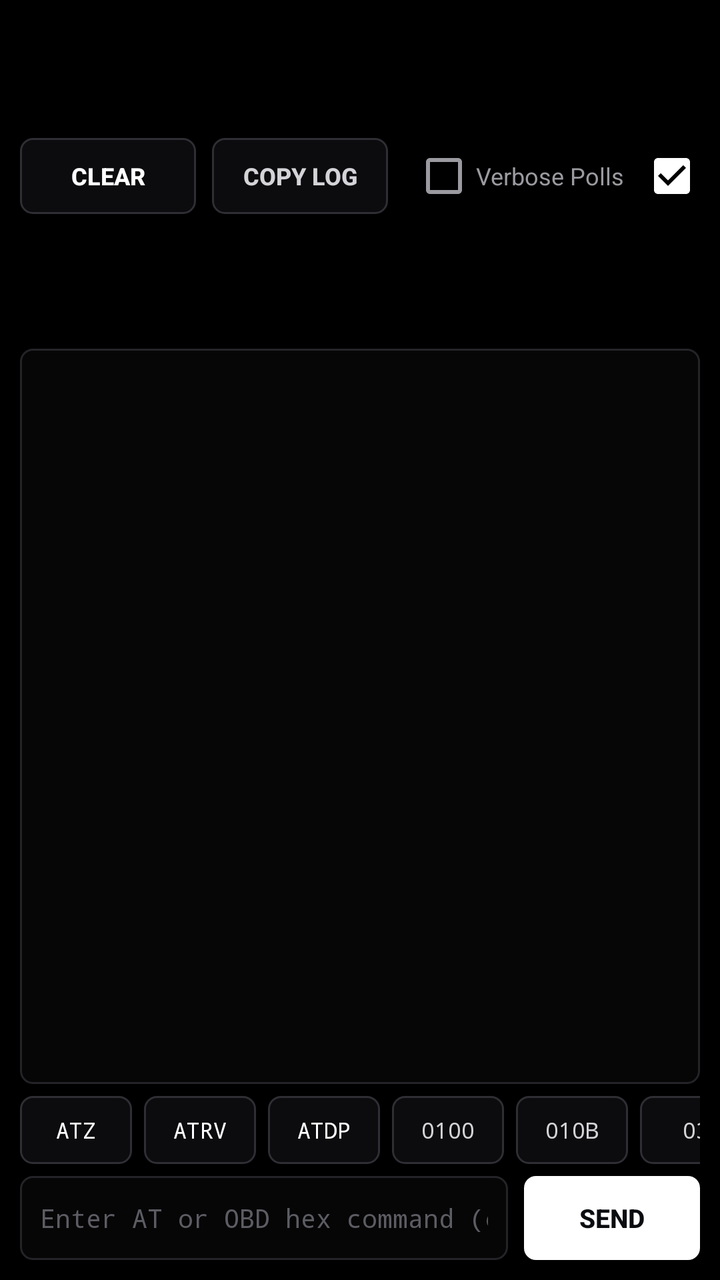
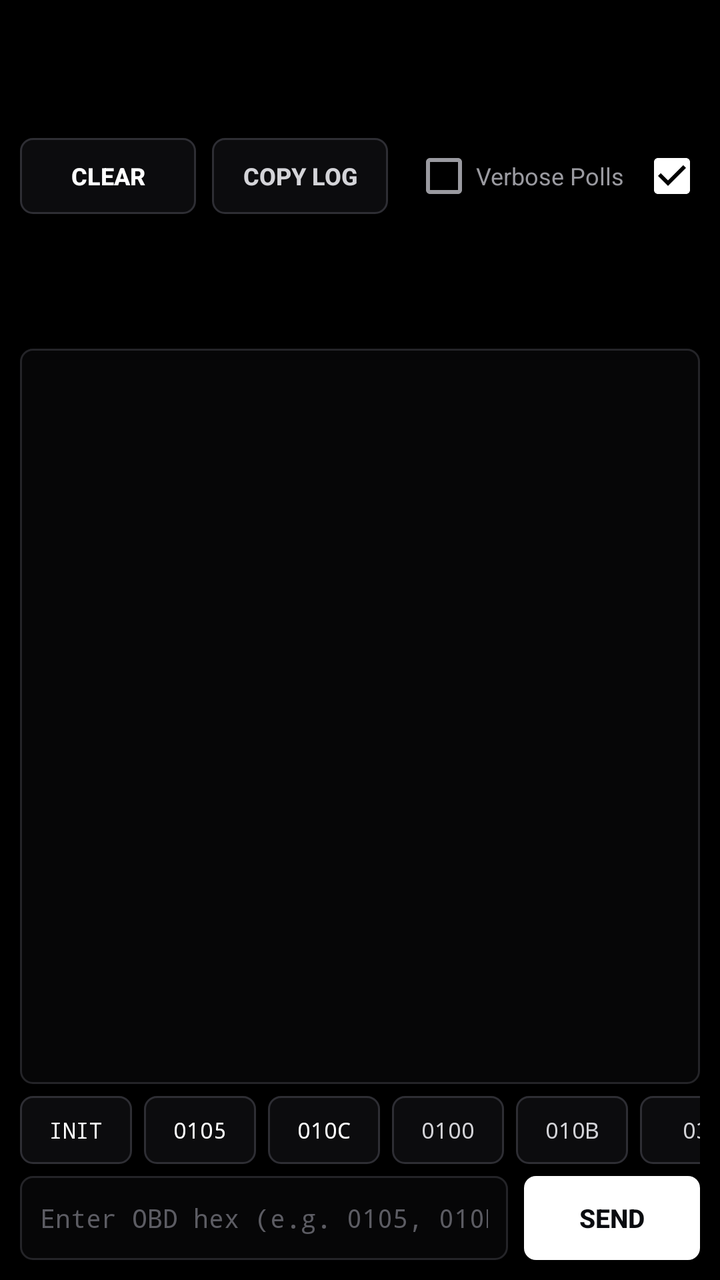

Screens rendered from an Android XML layout before and after an edit, with the pre-edit source and the edit as a unified diff.
<!-- AndroidManifest.xml: application theme Theme.CL600Obd -->
<!-- res/layout/view_log.xml -->
<?xml version="1.0" encoding="utf-8"?>
<LinearLayout xmlns:android="http://schemas.android.com/apk/res/android"
    android:layout_width="match_parent"
    android:layout_height="match_parent"
    android:background="@color/bg_root"
    android:orientation="vertical"
    android:padding="10dp">

    
    <LinearLayout
        android:layout_width="match_parent"
        android:layout_height="wrap_content"
        android:gravity="center_vertical"
        android:orientation="horizontal">

        <Button
            android:id="@+id/btnClearLog"
            android:layout_width="wrap_content"
            android:layout_height="38dp"
            android:background="@drawable/bg_btn_secondary"
            android:paddingLeft="12dp"
            android:paddingRight="12dp"
            android:text="CLEAR"
            android:textColor="@color/text_primary"
            android:textSize="12sp"
            android:textStyle="bold" />

        <Button
            android:id="@+id/btnCopyLog"
            android:layout_width="wrap_content"
            android:layout_height="38dp"
            android:layout_marginStart="8dp"
            android:background="@drawable/bg_btn_secondary"
            android:paddingLeft="12dp"
            android:paddingRight="12dp"
            android:text="COPY LOG"
            android:textColor="@color/accent_cyan"
            android:textSize="12sp"
            android:textStyle="bold" />

        <CheckBox
            android:id="@+id/cbVerbosePoll"
            android:layout_width="wrap_content"
            android:layout_height="wrap_content"
            android:layout_marginStart="12dp"
            android:text="Verbose Polls"
            android:textColor="@color/text_secondary"
            android:textSize="12sp" />

        <CheckBox
            android:id="@+id/cbAutoScroll"
            android:layout_width="wrap_content"
            android:layout_height="wrap_content"
            android:layout_marginStart="8dp"
            android:checked="true"
            android:text="Auto-scroll"
            android:textColor="@color/text_secondary"
            android:textSize="12sp" />
    </LinearLayout>

    
    <ScrollView
        android:id="@+id/svLog"
        android:layout_width="match_parent"
        android:layout_height="0dp"
        android:layout_marginTop="8dp"
        android:layout_weight="1"
        android:background="@drawable/bg_input_box"
        android:padding="8dp">

        <TextView
            android:id="@+id/tvLogOutput"
            android:layout_width="match_parent"
            android:layout_height="wrap_content"
            android:textColor="@color/text_primary"
            android:textIsSelectable="true"
            android:textSize="12sp"
            android:typeface="monospace" />
    </ScrollView>

    
    <HorizontalScrollView
        android:layout_width="match_parent"
        android:layout_height="wrap_content"
        android:layout_marginTop="6dp"
        android:scrollbars="none">

        <LinearLayout
            android:layout_width="wrap_content"
            android:layout_height="wrap_content"
            android:orientation="horizontal">

            <Button
                android:id="@+id/btnCmdAtz"
                android:layout_width="wrap_content"
                android:layout_height="34dp"
                android:layout_marginEnd="6dp"
                android:background="@drawable/bg_btn_secondary"
                android:minWidth="56dp"
                android:paddingLeft="10dp"
                android:paddingRight="10dp"
                android:text="ATZ"
                android:textColor="@color/accent_amber"
                android:textSize="11sp"
                android:typeface="monospace" />

            <Button
                android:id="@+id/btnCmdAtrv"
                android:layout_width="wrap_content"
                android:layout_height="34dp"
                android:layout_marginEnd="6dp"
                android:background="@drawable/bg_btn_secondary"
                android:minWidth="56dp"
                android:paddingLeft="10dp"
                android:paddingRight="10dp"
                android:text="ATRV"
                android:textColor="@color/accent_amber"
                android:textSize="11sp"
                android:typeface="monospace" />

            <Button
                android:id="@+id/btnCmdAtdp"
                android:layout_width="wrap_content"
                android:layout_height="34dp"
                android:layout_marginEnd="6dp"
                android:background="@drawable/bg_btn_secondary"
                android:minWidth="56dp"
                android:paddingLeft="10dp"
                android:paddingRight="10dp"
                android:text="ATDP"
                android:textColor="@color/accent_amber"
                android:textSize="11sp"
                android:typeface="monospace" />

            <Button
                android:id="@+id/btnCmd0100"
                android:layout_width="wrap_content"
                android:layout_height="34dp"
                android:layout_marginEnd="6dp"
                android:background="@drawable/bg_btn_secondary"
                android:minWidth="56dp"
                android:paddingLeft="10dp"
                android:paddingRight="10dp"
                android:text="0100"
                android:textColor="@color/accent_cyan"
                android:textSize="11sp"
                android:typeface="monospace" />

            <Button
                android:id="@+id/btnCmd010b"
                android:layout_width="wrap_content"
                android:layout_height="34dp"
                android:layout_marginEnd="6dp"
                android:background="@drawable/bg_btn_secondary"
                android:minWidth="56dp"
                android:paddingLeft="10dp"
                android:paddingRight="10dp"
                android:text="010B"
                android:textColor="@color/accent_cyan"
                android:textSize="11sp"
                android:typeface="monospace" />

            <Button
                android:id="@+id/btnCmd03"
                android:layout_width="wrap_content"
                android:layout_height="34dp"
                android:background="@drawable/bg_btn_secondary"
                android:minWidth="56dp"
                android:paddingLeft="10dp"
                android:paddingRight="10dp"
                android:text="03"
                android:textColor="@color/accent_cyan"
                android:textSize="11sp"
                android:typeface="monospace" />
        </LinearLayout>
    </HorizontalScrollView>

    
    <LinearLayout
        android:layout_width="match_parent"
        android:layout_height="wrap_content"
        android:layout_marginTop="6dp"
        android:gravity="center_vertical"
        android:orientation="horizontal">

        <EditText
            android:id="@+id/etRawCmd"
            android:layout_width="0dp"
            android:layout_height="42dp"
            android:layout_weight="1"
            android:background="@drawable/bg_input_box"
            android:hint="Enter AT or OBD hex command (e.g. ATDP, 010C)"
            android:imeOptions="actionSend"
            android:inputType="textCapCharacters"
            android:paddingLeft="10dp"
            android:paddingRight="10dp"
            android:singleLine="true"
            android:textColor="@color/text_primary"
            android:textColorHint="@color/text_muted"
            android:textSize="13sp"
            android:typeface="monospace" />

        <Button
            android:id="@+id/btnSendCmd"
            android:layout_width="wrap_content"
            android:layout_height="42dp"
            android:layout_marginStart="8dp"
            android:background="@drawable/bg_btn_primary"
            android:paddingLeft="16dp"
            android:paddingRight="16dp"
            android:text="SEND"
            android:textColor="#0A0C10"
            android:textSize="13sp"
            android:textStyle="bold" />
    </LinearLayout>

</LinearLayout>
<!-- resources referenced by this layout -->
<resources>
  <color name="accent_amber">#FFFFFF</color>
  <color name="accent_cyan">#D4D4D8</color>
  <color name="bg_root">#000000</color>
  <color name="text_muted">#5C5C63</color>
  <color name="text_primary">#FFFFFF</color>
  <color name="text_secondary">#9A9AA0</color>
  <!-- drawable bg_btn_primary (drawable) -->
  <?xml version="1.0" encoding="utf-8"?>
  <selector xmlns:android="http://schemas.android.com/apk/res/android">
      <item android:state_enabled="false">
          <shape android:shape="rectangle">
              <solid android:color="#27272A" />
              <corners android:radius="6dp" />
          </shape>
      </item>
      <item android:state_pressed="true">
          <shape android:shape="rectangle">
              <solid android:color="#D4D4D8" />
              <corners android:radius="6dp" />
          </shape>
      </item>
      <item>
          <shape android:shape="rectangle">
              <solid android:color="#FFFFFF" />
              <corners android:radius="6dp" />
          </shape>
      </item>
  </selector>
  <!-- drawable bg_btn_secondary (drawable) -->
  <?xml version="1.0" encoding="utf-8"?>
  <selector xmlns:android="http://schemas.android.com/apk/res/android">
      <item android:state_enabled="false">
          <shape android:shape="rectangle">
              <solid android:color="#09090B" />
              <stroke android:width="1dp" android:color="#1A1A1D" />
              <corners android:radius="6dp" />
          </shape>
      </item>
      <item android:state_pressed="true">
          <shape android:shape="rectangle">
              <solid android:color="#18181B" />
              <stroke android:width="1dp" android:color="#FFFFFF" />
              <corners android:radius="6dp" />
          </shape>
      </item>
      <item>
          <shape android:shape="rectangle">
              <solid android:color="#0C0C0E" />
              <stroke android:width="1dp" android:color="#2E2E34" />
              <corners android:radius="6dp" />
          </shape>
      </item>
  </selector>
  <!-- drawable bg_input_box (drawable) -->
  <?xml version="1.0" encoding="utf-8"?>
  <shape xmlns:android="http://schemas.android.com/apk/res/android" android:shape="rectangle">
      <solid android:color="@color/bg_input" />
      <stroke android:width="1dp" android:color="#242428" />
      <corners android:radius="6dp" />
  </shape>
  <style name="Theme.CL600Obd" parent="Theme.AppCompat.NoActionBar">
          <item name="colorPrimary">@color/bg_topbar</item>
          <item name="colorPrimaryDark">@color/bg_root</item>
          <item name="colorAccent">@color/accent_amber</item>
          <item name="android:windowBackground">@color/bg_root</item>
          <item name="android:textColorPrimary">@color/text_primary</item>
          <item name="android:textColorSecondary">@color/text_secondary</item>
      </style>
  <color name="bg_input">#060607</color>
  <color name="bg_topbar">#050506</color>
</resources>

<!-- the commit's change to res/layout/view_log.xml (unified diff, before → after) -->
@@ -99,7 +99,7 @@
                 android:minWidth="56dp"
                 android:paddingLeft="10dp"
                 android:paddingRight="10dp"
-                android:text="ATZ"
+                android:text="INIT"
                 android:textColor="@color/accent_amber"
                 android:textSize="11sp"
                 android:typeface="monospace" />
@@ -113,7 +113,7 @@
                 android:minWidth="56dp"
                 android:paddingLeft="10dp"
                 android:paddingRight="10dp"
-                android:text="ATRV"
+                android:text="0105"
                 android:textColor="@color/accent_amber"
                 android:textSize="11sp"
                 android:typeface="monospace" />
@@ -127,7 +127,7 @@
                 android:minWidth="56dp"
                 android:paddingLeft="10dp"
                 android:paddingRight="10dp"
-                android:text="ATDP"
+                android:text="010C"
                 android:textColor="@color/accent_amber"
                 android:textSize="11sp"
                 android:typeface="monospace" />
@@ -189,7 +189,7 @@
             android:layout_height="42dp"
             android:layout_weight="1"
             android:background="@drawable/bg_input_box"
-            android:hint="Enter AT or OBD hex command (e.g. ATDP, 010C)"
+            android:hint="Enter OBD hex (e.g. 0105, 010B, 010C, 03, INIT)"
             android:imeOptions="actionSend"
             android:inputType="textCapCharacters"
             android:paddingLeft="10dp"
